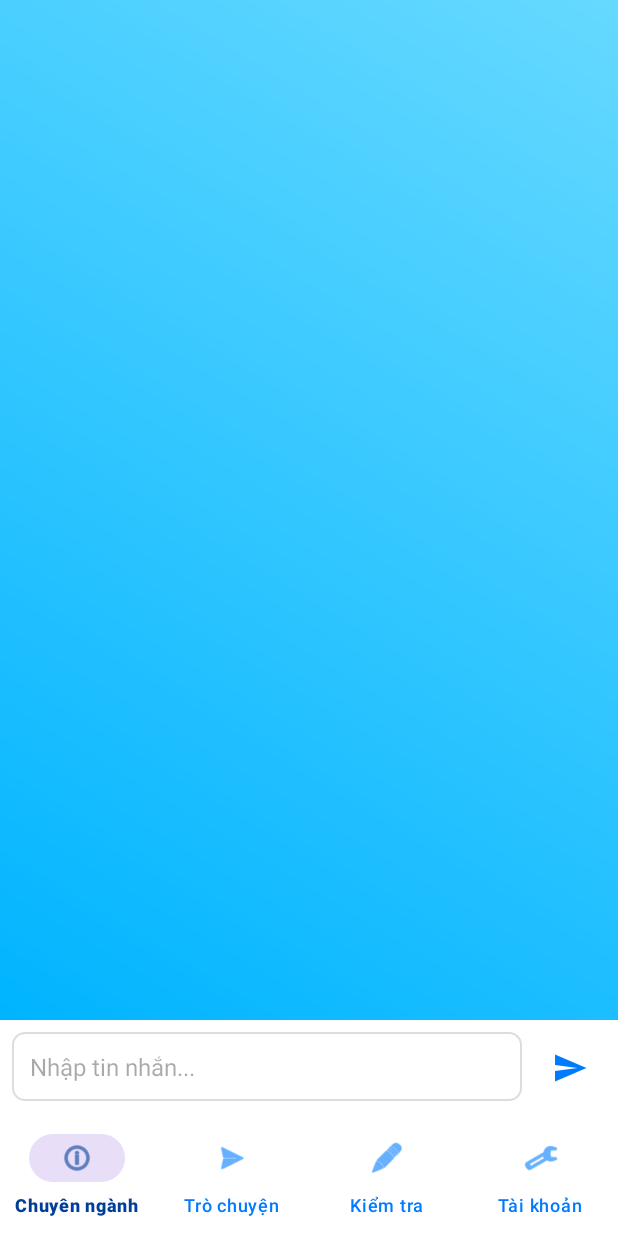
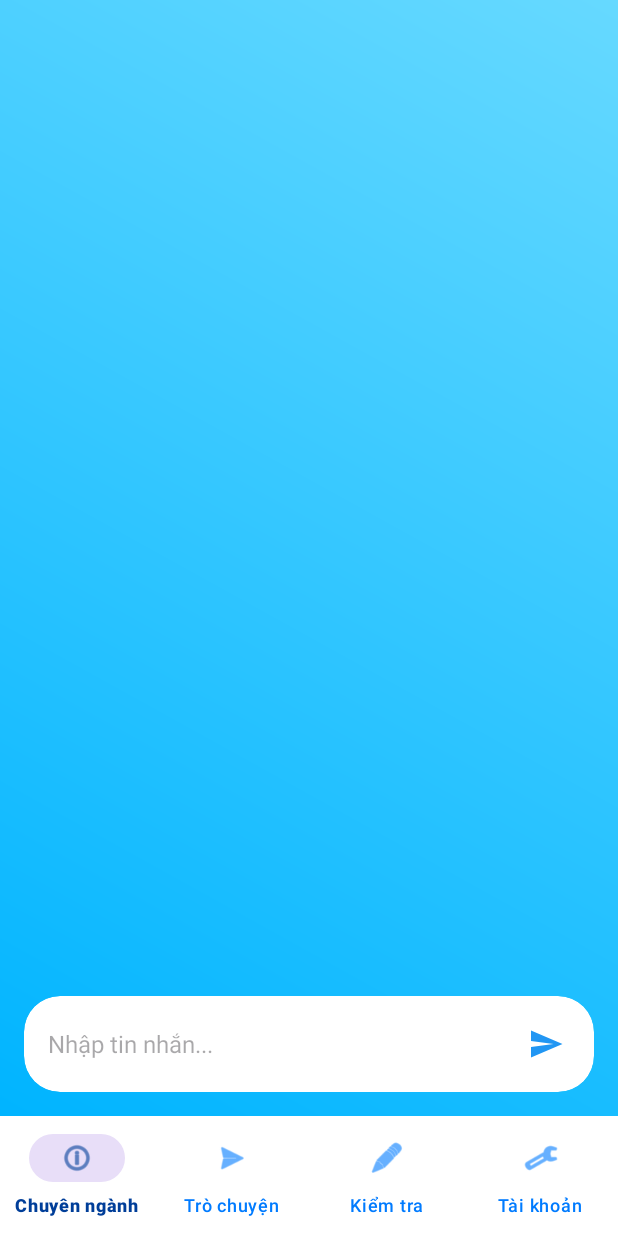
Before and after one commit to LucThoiTrong/Project-Final-Mobile-LLM-TuVanSinhVien, an Android app: the fragment ChatFragment placed in its activity, on a phone screen of 412 x 824 dp. Run offline under Robolectric (Android 15) with nearby library versions, the phone set to English and light mode, and no system bars; libraries missing offline, so code that uses them is left out: io.appwrite, io.appwrite.coroutines, io.appwrite.enums, io.appwrite.exceptions, io.appwrite.models and 1 more; 1 statement that could not run was skipped.

Commit message:
Tối ưu UI

```diff
--- a/app/src/main/res/drawable/message_bot_background.xml
+++ b/app/src/main/res/drawable/message_bot_background.xml
@@ -1,8 +1,7 @@
 <?xml version="1.0" encoding="utf-8"?>
 <shape xmlns:android="http://schemas.android.com/apk/res/android"
     android:shape="rectangle">
-    <solid android:color="@color/assistant_message_background" />
-    <corners android:radius="12dp" />
+    <solid android:color="@color/gradient_soft_start" /> <corners android:radius="12dp" />
     <padding
         android:left="12dp"
         android:top="8dp"
--- a/app/src/main/res/drawable/message_user_background.xml
+++ b/app/src/main/res/drawable/message_user_background.xml
@@ -1,8 +1,7 @@
 <?xml version="1.0" encoding="utf-8"?>
 <shape xmlns:android="http://schemas.android.com/apk/res/android"
     android:shape="rectangle">
-    <solid android:color="@color/user_message_background" />
-    <corners android:radius="12dp" />
+    <solid android:color="@color/gradient_soft_end" /> <corners android:radius="12dp" />
     <padding
         android:left="12dp"
         android:top="8dp"
--- a/app/src/main/res/layout/fragment_chat.xml
+++ b/app/src/main/res/layout/fragment_chat.xml
@@ -4,48 +4,56 @@
     xmlns:app="http://schemas.android.com/apk/res-auto"
     android:layout_width="match_parent"
     android:layout_height="match_parent"
-    android:background="#F5F5F5">
+    android:background="@drawable/background_main_gradient"
+    android:padding="16dp">
 
-    <!-- RecyclerView để hiển thị lịch sử trò chuyện -->
     <androidx.recyclerview.widget.RecyclerView
         android:id="@+id/chatRecyclerView"
         android:layout_width="0dp"
         android:layout_height="0dp"
-        android:padding="8dp"
+        android:paddingVertical="8dp"
         android:clipToPadding="false"
         android:scrollbars="vertical"
-        android:background="@drawable/background_main_gradient"
         app:layout_constraintTop_toTopOf="parent"
-        app:layout_constraintBottom_toTopOf="@id/messageInputLayout"
+        app:layout_constraintBottom_toTopOf="@id/messageInputCardView"
         app:layout_constraintStart_toStartOf="parent"
-        app:layout_constraintEnd_toEndOf="parent" />
+        app:layout_constraintEnd_toEndOf="parent"
+        android:layout_marginBottom="8dp"/>
 
-    <!-- Layout chứa EditText và nút gửi -->
-    <LinearLayout
-        android:id="@+id/messageInputLayout"
+    <androidx.cardview.widget.CardView
+        android:id="@+id/messageInputCardView"
         android:layout_width="0dp"
         android:layout_height="wrap_content"
-        android:orientation="horizontal"
-        android:padding="8dp"
-        android:background="#FFFFFF"
-        app:layout_constraintBottom_toBottomOf="parent"
+        app:cardBackgroundColor="@android:color/white"
+        app:cardCornerRadius="24dp"
+        app:cardElevation="0dp"  app:layout_constraintBottom_toBottomOf="parent"
         app:layout_constraintStart_toStartOf="parent"
         app:layout_constraintEnd_toEndOf="parent">
 
-        <!-- EditText để nhập tin nhắn -->
+        <LinearLayout
+            android:id="@+id/messageInputLayout"
+            android:layout_width="match_parent"
+            android:layout_height="wrap_content"
+            android:orientation="horizontal"
+            android:paddingStart="16dp"
+            android:paddingEnd="8dp"
+            android:paddingVertical="8dp"
+            android:gravity="center_vertical">
+
             <EditText
                 android:id="@+id/messageEditText"
                 android:layout_width="0dp"
                 android:layout_height="wrap_content"
                 android:layout_weight="1"
                 android:hint="Nhập tin nhắn..."
-            android:background="@drawable/edit_text_background"
-            android:padding="12dp"
+                android:background="@android:color/transparent"
+                android:paddingVertical="10dp"
                 android:textSize="16sp"
+                android:fontFamily="sans-serif"
                 android:inputType="textMultiLine"
-            android:maxLines="4" />
+                android:maxLines="5"
+                android:scrollHorizontally="false" />
 
-        <!-- Nút gửi tin nhắn -->
             <ImageButton
                 android:id="@+id/sendButton"
                 android:layout_width="48dp"
@@ -54,7 +62,8 @@
                 android:background="?attr/selectableItemBackgroundBorderless"
                 android:contentDescription="Gửi tin nhắn"
                 android:src="@drawable/ic_send"
-            app:tint="@color/primary_blue" />
+                app:tint="#2196F3" />
         </LinearLayout>
+    </androidx.cardview.widget.CardView>
 
 </androidx.constraintlayout.widget.ConstraintLayout>
--- a/app/src/main/res/values/colors.xml
+++ b/app/src/main/res/values/colors.xml
@@ -47,6 +47,6 @@
     <color name="user_message_background">#E0E0E0</color>
     <color name="user_message_text_color">#000000</color>
     <color name="assistant_message_background">#1976D2</color>
-    <color name="assistant_message_text_color">#FFFFFF</color>
+    <color name="assistant_message_text_color">#000000</color>
     <color name="purple_200">#FFBB86FC</color>
 </resources>
```
Also changed, not shown: app/src/main/java/hcmute/edu/projectfinal/adapter/MessageAdapter.java (+46 -25 lines), app/src/main/res/layout/fragment_history.xml (+19 -8 lines), app/src/main/res/layout/item_chat_history.xml (+19 -3 lines), app/src/main/res/layout/item_message.xml (+11 -15 lines). Lines whose indentation alone changed are shown as unchanged.
